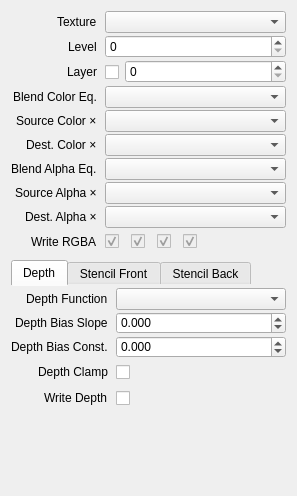
Before: the Qt Designer form src/session/AttachmentProperties.ui in houmain/gpupad, drawn with Qt 5.
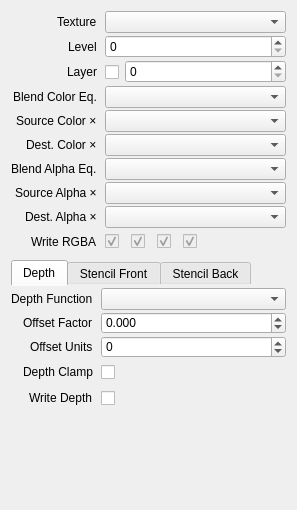
After: the same form once the commit is applied. Custom widgets are drawn as their Qt base class.

Patch:
```diff
--- a/src/session/AttachmentProperties.ui
+++ b/src/session/AttachmentProperties.ui
@@ -7,7 +7,7 @@
     <x>0</x>
     <y>0</y>
     <width>297</width>
-    <height>496</height>
+    <height>510</height>
    </rect>
   </property>
   <layout class="QVBoxLayout" name="verticalLayout">
@@ -312,7 +312,7 @@
          <item row="1" column="0">
           <widget class="QLabel" name="labelDepthBiasSlope">
            <property name="text">
-            <string>Depth Bias Slope</string>
+            <string>Offset Factor</string>
            </property>
           </widget>
          </item>
@@ -335,23 +335,7 @@
          <item row="2" column="0">
           <widget class="QLabel" name="labelDepthBiasConst">
            <property name="text">
-            <string>Depth Bias Const.</string>
-           </property>
-          </widget>
-         </item>
-         <item row="2" column="1">
-          <widget class="QDoubleSpinBox" name="depthBiasConst">
-           <property name="decimals">
-            <number>3</number>
-           </property>
-           <property name="minimum">
-            <double>-1000.000000000000000</double>
-           </property>
-           <property name="maximum">
-            <double>1000.000000000000000</double>
-           </property>
-           <property name="singleStep">
-            <double>0.001000000000000</double>
+            <string>Offset Units</string>
            </property>
           </widget>
          </item>
@@ -395,6 +379,13 @@
            </property>
           </widget>
          </item>
+         <item row="2" column="1">
+          <widget class="QSpinBox" name="depthOffsetUnits">
+           <property name="minimum">
+            <number>-99</number>
+           </property>
+          </widget>
+         </item>
         </layout>
        </item>
       </layout>
@@ -638,16 +629,16 @@
   </layout>
  </widget>
  <customwidgets>
-  <customwidget>
-   <class>DataComboBox</class>
-   <extends>QComboBox</extends>
-   <header>session/DataComboBox.h</header>
-  </customwidget>
   <customwidget>
    <class>ReferenceComboBox</class>
    <extends>QComboBox</extends>
    <header>session/ReferenceComboBox.h</header>
   </customwidget>
+  <customwidget>
+   <class>DataComboBox</class>
+   <extends>QComboBox</extends>
+   <header>session/DataComboBox.h</header>
+  </customwidget>
  </customwidgets>
  <resources/>
  <connections/>
```
Left out of the diff: 6 changed lines with no effect on the pictures.
